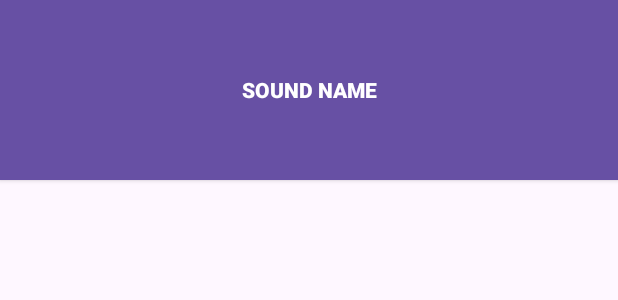
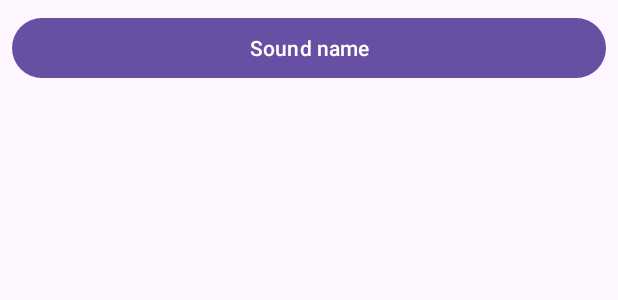
Before and after one commit to A-aa060a/Laba3, an Android app: the layout list_item_sound.xml on its own in the app's theme, with its tools: preview values and no code run, on a phone screen of 412 x 824 dp. Shown: the top 300 px of the screen. Run offline under Robolectric (Android 15) with nearby library versions, the phone set to English and light mode, and no system bars.

Commit message:
23 glava

```diff
--- /dev/null
+++ b/BeatBox/app/src/main/res/drawable/button_beat_box.xml
@@ -0,0 +1,6 @@
+<?xml version="1.0" encoding="utf-8"?>
+<selector xmlns:android="http://schemas.android.com/apk/res/android">
+    <item android:drawable="@drawable/button_beat_box_pressed"
+        android:state_pressed="true"/>
+    <item android:drawable="@drawable/button_beat_box_normal" />
+</selector>
--- a/BeatBox/app/src/main/res/layout/list_item_sound.xml
+++ b/BeatBox/app/src/main/res/layout/list_item_sound.xml
@@ -5,11 +5,16 @@
             name="viewModel"
             type="com.bignerdranch.android.beatbox.SoundViewModel"/>
     </data>
-    <Button
-        style="@style/BeatBoxButton.Strong"
+    <FrameLayout
         android:layout_width="match_parent"
-        android:layout_height="120dp"
-        android:onClick="@{() -> viewModel.onButtonClicked()}"
-        android:text="@{viewModel.title}"
-        tools:text="Sound name"/>
+        android:layout_height="wrap_content"
+        android:layout_margin="8dp">
+        <Button
+            android:layout_width="match_parent"
+            android:layout_height="match_parent"
+            android:layout_gravity="center"
+            android:onClick="@{() -> viewModel.onButtonClicked()}"
+            android:text="@{viewModel.title}"
+            tools:text="Sound name"/>
+    </FrameLayout>
 </layout>
--- a/BeatBox/app/src/main/res/values/styles.xml
+++ b/BeatBox/app/src/main/res/values/styles.xml
@@ -9,7 +9,7 @@
         <item name="buttonStyle">@style/BeatBoxButton</item>
     </style>
     <style name="BeatBoxButton" parent="Widget.AppCompat.Button">
-        <item name="android:background">@color/dark_blue</item>
+        <item name="android:background">@drawable/button_beat_box</item>
     </style>
 
     <style name="BeatBoxButton.Strong">
```
Also changed, not shown: BeatBox/app/src/main/res/drawable/button_beat_box_normal.xml (added, +8 -0 lines), BeatBox/app/src/main/res/drawable/button_beat_box_pressed.xml (added, +18 -0 lines).
